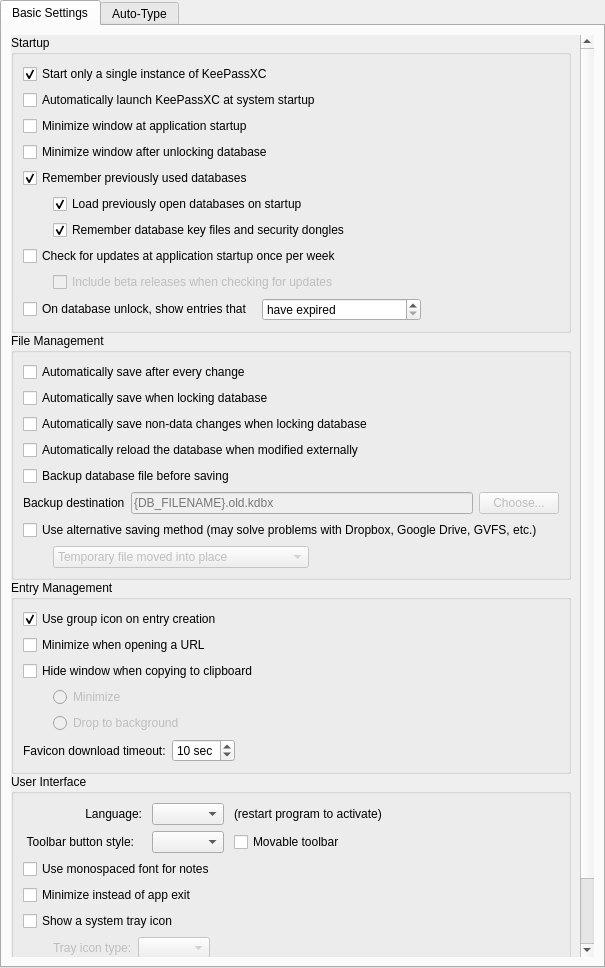
Old version of the form src/gui/ApplicationSettingsWidgetGeneral.ui in the repository keepassxreboot/keepassxc.
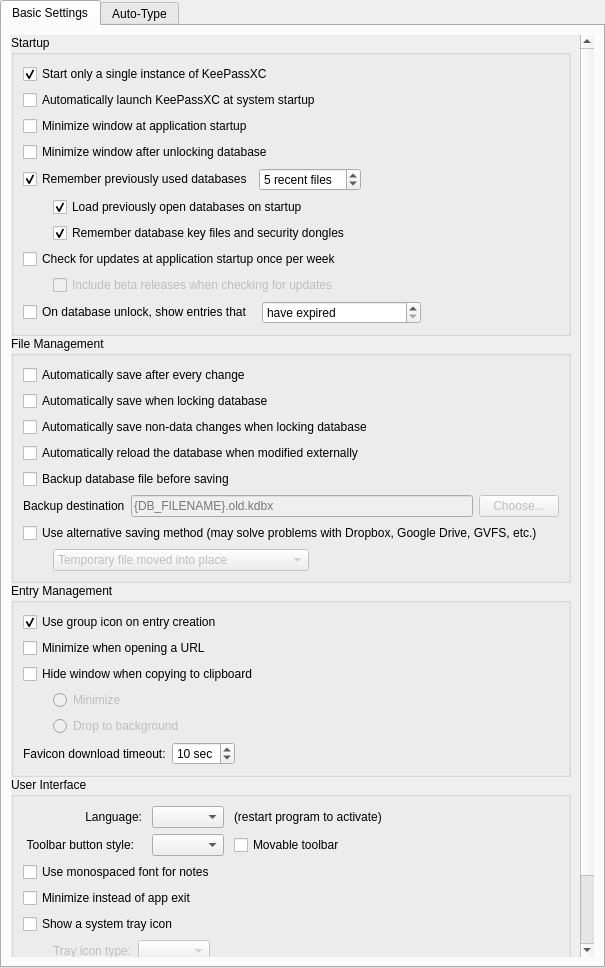
New version of the form. Custom widgets are drawn as their Qt base class.

Commit message:
Add setting for number of recent files
* Expose setting to limit the number of recent files. Default is still 5, can be set from 1 to 25.
* Also fix tab order on settings page

Diff of the .ui file:
```diff
--- a/src/gui/ApplicationSettingsWidgetGeneral.ui
+++ b/src/gui/ApplicationSettingsWidgetGeneral.ui
@@ -113,6 +113,8 @@
                </widget>
               </item>
               <item>
+               <layout class="QHBoxLayout" name="horizontalLayout_6">
+                <item>
                <widget class="QCheckBox" name="rememberLastDatabasesCheckBox">
                 <property name="text">
                  <string>Remember previously used databases</string>
@@ -123,6 +125,37 @@
                </widget>
               </item>
               <item>
+                 <widget class="QSpinBox" name="rememberLastDatabasesSpinbox">
+                  <property name="suffix">
+                   <string> recent files</string>
+                  </property>
+                  <property name="minimum">
+                   <number>1</number>
+                  </property>
+                  <property name="maximum">
+                   <number>25</number>
+                  </property>
+                  <property name="value">
+                   <number>5</number>
+                  </property>
+                 </widget>
+                </item>
+                <item>
+                 <spacer name="horizontalSpacer_9">
+                  <property name="orientation">
+                   <enum>Qt::Horizontal</enum>
+                  </property>
+                  <property name="sizeHint" stdset="0">
+                   <size>
+                    <width>40</width>
+                    <height>20</height>
+                   </size>
+                  </property>
+                 </spacer>
+                </item>
+               </layout>
+              </item>
+              <item>
                <layout class="QHBoxLayout" name="rememberDbSubLayout_2">
                 <property name="spacing">
                  <number>0</number>
```
Left out of the diff: 10 changed lines with no effect on the pictures. Lines whose indentation alone changed are shown as unchanged. The commit also changes 2 other files.
